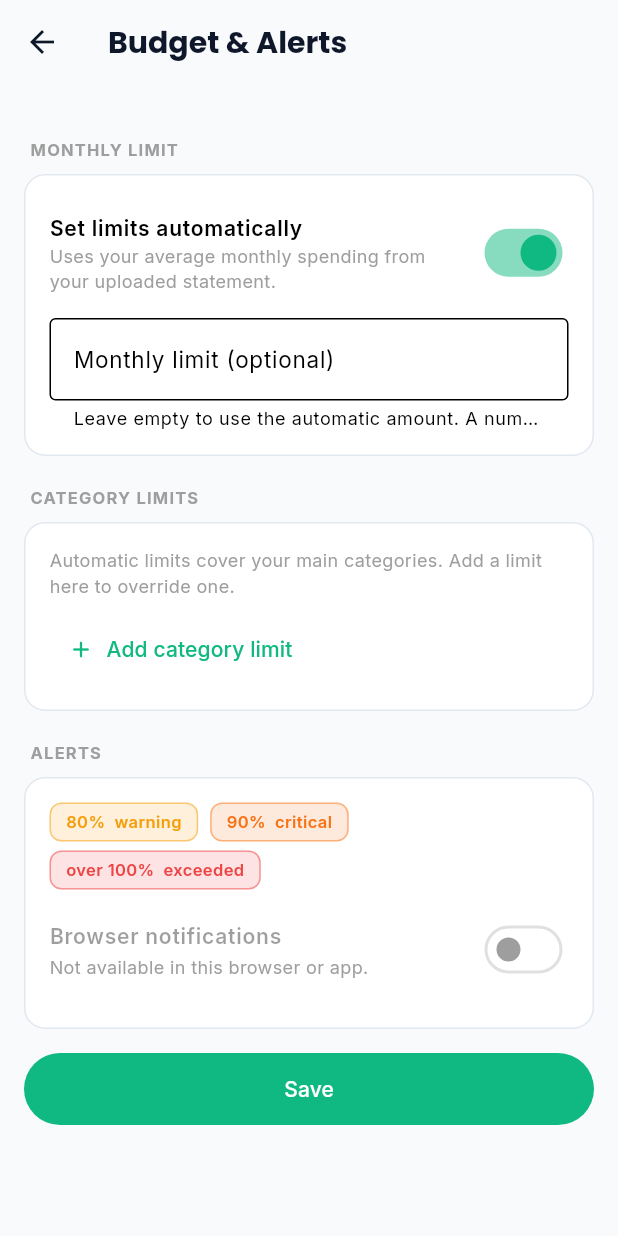
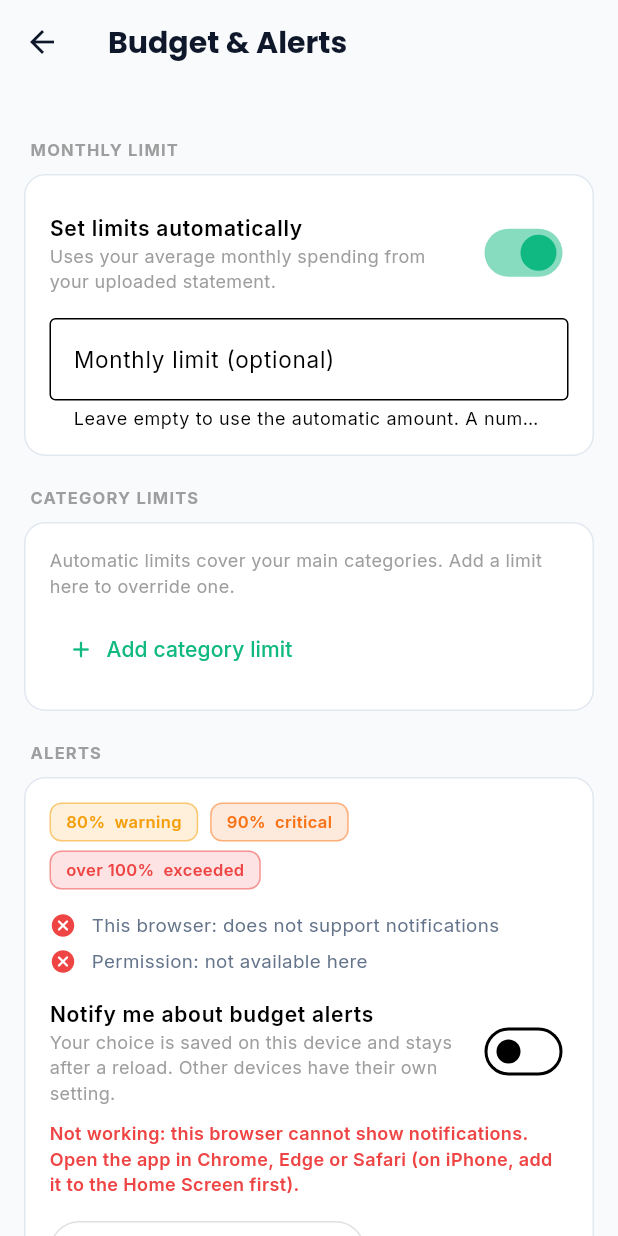
Before and after one commit to DarkWolfHunter007/expenseinsight, a Flutter app: the BudgetSettingsScreen screen opened directly, on a phone screen of 412 x 824 dp. Run offline on Flutter 3.47's test engine with Material 3 defaults, Android fonts, the phone set to English and light mode, and no system bars; our stand-ins replace file_picker, fl_chart, google_fonts, shared_preferences, web; missing offline and left inert: dart:js_interop; accounts and stored records are empty; network calls fail.

Commit message:
feat(notifications): visible notification settings with a persistent toggle
Notifications were silent when they failed. The on/off choice looked unsaved (it showed off whenever
the browser had not granted permission), the test button reported nothing, and phones refuse
`new Notification()` so alerts never appeared there.

- New Notifications card in Budget & Alerts: browser support, permission, the saved toggle,
  an overall "working / not working and why" line, what triggers the next alert, a test button that
  reports its result, and a log of recent alerts (delivered or not)
- The toggle is saved on the device even when permission is missing, so it never jumps back
- Notifications go through the service worker first (works on phones), then the page as a fallback
- An alert that could not be shown is not marked as sent, so it is retried on the next refresh
- Tests for the toggle persisting, the status text, the log and the "next alert" wording

Co-Authored-By: Claude Sonnet 5.5 <noreply@anthropic.com>

```diff
--- a/mobile/flutter_app/lib/screens/budget_settings_screen.dart
+++ b/mobile/flutter_app/lib/screens/budget_settings_screen.dart
@@ -6,7 +6,7 @@ import '../config/category_colors.dart';
 import '../models/budget_settings_model.dart';
 import '../providers/analytics_provider.dart';
 import '../providers/budget_provider.dart';
-import '../services/budget_notification_service.dart';
+import '../widgets/notification_settings_card.dart';
 
 class _LimitRow {
   String category;
@@ -25,10 +25,8 @@ class BudgetSettingsScreen extends StatefulWidget {
 class _BudgetSettingsScreenState extends State<BudgetSettingsScreen> {
   final _monthlyController = TextEditingController();
   final List<_LimitRow> _rows = [];
-  final _notifications = BudgetNotificationService.instance;
 
   bool _auto = true;
-  bool _notificationsOn = false;
   bool _ready = false;
   String? _error;
 
@@ -55,7 +53,6 @@ class _BudgetSettingsScreenState extends State<BudgetSettingsScreen> {
   Future<void> _load() async {
     final provider = context.read<BudgetProvider>();
     await provider.fetchSettings();
-    final enabled = await _notifications.isEnabled();
     if (!mounted) return;
     final s = provider.settings;
     setState(() {
@@ -64,7 +61,6 @@ class _BudgetSettingsScreenState extends State<BudgetSettingsScreen> {
       _rows
         ..clear()
         ..addAll(s.categoryLimits.entries.map((e) => _LimitRow(e.key, e.value.toStringAsFixed(0))));
-      _notificationsOn = enabled && _notifications.permission == 'granted';
       _ready = true;
     });
   }
@@ -116,19 +112,6 @@ class _BudgetSettingsScreenState extends State<BudgetSettingsScreen> {
       navigator.pop();
     } else {
       setState(() => _error = budget.errorMessage ?? 'Could not save. Please try again.');
-    }
-  }
-
-  Future<void> _toggleNotifications(bool value) async {
-    final result = await _notifications.setEnabled(value);
-    if (!mounted) return;
-    setState(() => _notificationsOn = result);
-    if (value && !result) {
-      ScaffoldMessenger.of(context).showSnackBar(
-        const SnackBar(content: Text('Notifications are blocked. Allow them for this site in your browser settings.')),
-      );
-    } else if (result) {
-      _notifications.sendTest();
     }
   }
 
@@ -244,21 +227,8 @@ class _BudgetSettingsScreenState extends State<BudgetSettingsScreen> {
                           _TierChip('over 100%  exceeded', Color(0xFFEF4444)),
                         ],
                       ),
-                      const SizedBox(height: 4),
-                      SwitchListTile(
-                        contentPadding: EdgeInsets.zero,
-                        value: _notificationsOn,
-                        activeThumbColor: const Color(0xFF10B981),
-                        onChanged: _notifications.supported ? _toggleNotifications : null,
-                        title: Text('Browser notifications',
-                            style: GoogleFonts.inter(fontSize: 14, fontWeight: FontWeight.w600)),
-                        subtitle: Text(
-                          _notifications.supported
-                              ? 'Get a notification the first time you reach each level in a month.'
-                              : 'Not available in this browser or app.',
-                          style: GoogleFonts.inter(fontSize: 12, color: Colors.grey),
-                        ),
-                      ),
+                      const SizedBox(height: 12),
+                      NotificationSettingsCard(summary: summary),
                     ],
                   ),
                 ),
--- a/mobile/flutter_app/lib/services/browser_notification_stub.dart
+++ b/mobile/flutter_app/lib/services/browser_notification_stub.dart
@@ -6,4 +6,5 @@ String browserNotificationPermission() => 'unsupported';
 
 Future<String> requestBrowserNotificationPermission() async => 'unsupported';
 
-void showBrowserNotification(String title, String body) {}
+Future<String?> showBrowserNotification(String title, String body) async =>
+    'Notifications are only available in a web browser.';
--- a/mobile/flutter_app/lib/services/budget_notification_service.dart
+++ b/mobile/flutter_app/lib/services/budget_notification_service.dart
@@ -1,3 +1,5 @@
+import 'dart:convert';
+
 import 'package:flutter/foundation.dart';
 import 'package:shared_preferences/shared_preferences.dart';
 
@@ -59,16 +61,77 @@ class BudgetAlertPlanner {
     }
     return alerts;
   }
+
+  /// What the user can expect next, in plain words, for the settings screen.
+  static String describeNext(AnalyticsSummaryModel summary) {
+    if (summary.budgetStatus == 'none' || summary.monthlyBudget <= 0) {
+      return 'No budget is set yet, so there is nothing to alert on.';
+    }
+    final limit = summary.monthlyBudget;
+    switch (summary.budgetStatus) {
+      case 'on_track':
+        return 'You are on track (${summary.budgetUsedPct.toStringAsFixed(0)}% used), so no alert is due yet. '
+            'You will be notified at 80% (${_money(limit * 0.8)}), 90% (${_money(limit * 0.9)}) '
+            'and when you pass ${_money(limit)}.';
+      case 'warning':
+        return 'Past 80% (${_money(summary.budgetSpent)} of ${_money(limit)}). Next alerts: 90% (${_money(limit * 0.9)}) '
+            'and when you pass ${_money(limit)}.';
+      case 'critical':
+        return 'Past 90% (${_money(summary.budgetSpent)} of ${_money(limit)}). Next alert: when you pass ${_money(limit)}.';
+      default:
+        return 'Over budget (${_money(summary.budgetSpent)} of ${_money(limit)}). All of this month\'s alerts have fired.';
+    }
+  }
 }
 
-/// Shows browser notifications when a budget tier is crossed. Off until the user turns it on in
-/// Budget & Alerts and grants the browser permission.
+/// One line of the alert log: what was sent (or why it was not) and when.
+class NotificationLogEntry {
+  final DateTime time;
+  final String title;
+  final bool delivered;
+  final String? problem;
+
+  const NotificationLogEntry({required this.time, required this.title, required this.delivered, this.problem});
+
+  Map<String, dynamic> toJson() =>
+      {'t': time.toIso8601String(), 'title': title, 'ok': delivered, if (problem != null) 'problem': problem};
+
+  factory NotificationLogEntry.fromJson(Map<String, dynamic> json) => NotificationLogEntry(
+        time: DateTime.tryParse(json['t'] ?? '') ?? DateTime.now(),
+        title: json['title'] ?? '',
+        delivered: json['ok'] ?? false,
+        problem: json['problem'],
+      );
+}
+
+/// Browser state the settings screen shows, read in one go.
+class NotificationStatus {
+  final bool supported;
+  final String permission; // granted | denied | default | unsupported
+  final bool enabled; // the saved on/off choice, independent of the browser permission
+  final List<NotificationLogEntry> log;
+
+  const NotificationStatus({
+    required this.supported,
+    required this.permission,
+    required this.enabled,
+    required this.log,
+  });
+
+  /// True only when an alert would really be shown: wanted, supported and allowed.
+  bool get working => enabled && supported && permission == 'granted';
+}
+
+/// Shows browser notifications when a budget tier is crossed. The on/off choice is saved on this
+/// browser and survives reloads; the browser's own permission is separate and shown next to it.
 class BudgetNotificationService {
   static final BudgetNotificationService instance = BudgetNotificationService._();
   BudgetNotificationService._();
 
   static const enabledKey = 'budget_notifications_enabled';
   static const sentKey = 'budget_notifications_sent';
+  static const logKey = 'budget_notifications_log';
+  static const _maxLog = 8;
 
   bool get supported => browser.browserNotificationsSupported;
   String get permission => browser.browserNotificationPermission();
@@ -82,26 +145,64 @@ class BudgetNotificationService {
     }
   }
 
-  /// Turns notifications on (asking the browser for permission) or off. Returns the resulting state.
-  Future<bool> setEnabled(bool enabled) async {
-    var result = enabled;
-    if (enabled) {
-      var perm = permission;
-      if (perm == 'default') perm = await browser.requestBrowserNotificationPermission();
-      result = perm == 'granted';
-    }
+  Future<List<NotificationLogEntry>> readLog() async {
     try {
       final prefs = await SharedPreferences.getInstance();
-      await prefs.setBool(enabledKey, result);
-    } catch (_) {}
-    return result;
+      final raw = prefs.getStringList(logKey) ?? [];
+      return raw.map((e) => NotificationLogEntry.fromJson(json.decode(e))).toList();
+    } catch (_) {
+      return [];
+    }
   }
 
-  void sendTest() {
-    browser.showBrowserNotification('ExpenseInsight alerts are on', 'You\'ll be notified at 80%, 90% and when you exceed your budget.');
+  Future<NotificationStatus> status() async => NotificationStatus(
+        supported: supported,
+        permission: permission,
+        enabled: await isEnabled(),
+        log: await readLog(),
+      );
+
+  Future<void> _record(NotificationLogEntry entry) async {
+    try {
+      final prefs = await SharedPreferences.getInstance();
+      final raw = prefs.getStringList(logKey) ?? [];
+      raw.insert(0, json.encode(entry.toJson()));
+      await prefs.setStringList(logKey, raw.take(_maxLog).toList());
+    } catch (_) {}
   }
 
-  /// Fires any alerts that are newly due for [summary]. Never throws.
+  /// Saves the on/off choice. It is saved even when the browser permission is missing, so the toggle
+  /// never jumps back; turning it on also asks the browser for permission if that has not been asked.
+  Future<void> setEnabled(bool enabled) async {
+    try {
+      final prefs = await SharedPreferences.getInstance();
+      await prefs.setBool(enabledKey, enabled);
+    } catch (_) {}
+    if (enabled && supported && permission == 'default') {
+      await browser.requestBrowserNotificationPermission();
+    }
+  }
+
+  /// Asks the browser for permission (it may show a prompt). Returns the resulting permission.
+  Future<String> requestPermission() => browser.requestBrowserNotificationPermission();
+
+  /// Sends a test notification. Returns null on success, or what went wrong.
+  Future<String?> sendTest() async {
+    final problem = await browser.showBrowserNotification(
+      'ExpenseInsight test notification',
+      'If you can read this, budget alerts will reach you at 80%, 90% and when you pass your limit.',
+    );
+    await _record(NotificationLogEntry(
+      time: DateTime.now(),
+      title: 'Test notification',
+      delivered: problem == null,
+      problem: problem,
+    ));
+    return problem;
+  }
+
+  /// Fires any alerts that are newly due for [summary]. Never throws. An alert that could not be shown
+  /// is not marked as sent, so it is tried again the next time the dashboard refreshes.
   Future<void> maybeNotify(AnalyticsSummaryModel summary) async {
     try {
       if (!supported || permission != 'granted' || !await isEnabled()) return;
@@ -109,10 +210,15 @@ class BudgetNotificationService {
       final month = summary.budgetMonth ?? '';
       final sent = (prefs.getStringList(sentKey) ?? []).where((k) => k.startsWith('$month|')).toSet();
 
-      final due = BudgetAlertPlanner.plan(summary, sent);
-      for (final alert in due) {
-        browser.showBrowserNotification(alert.title, alert.body);
-        sent.add(alert.key);
+      for (final alert in BudgetAlertPlanner.plan(summary, sent)) {
+        final problem = await browser.showBrowserNotification(alert.title, alert.body);
+        await _record(NotificationLogEntry(
+          time: DateTime.now(),
+          title: alert.title,
+          delivered: problem == null,
+          problem: problem,
+        ));
+        if (problem == null) sent.add(alert.key);
       }
       await prefs.setStringList(sentKey, sent.toList());
     } catch (e) {
--- /dev/null
+++ b/mobile/flutter_app/lib/widgets/notification_settings_card.dart
@@ -0,0 +1,246 @@
+import 'package:flutter/material.dart';
+import 'package:google_fonts/google_fonts.dart';
+import 'package:intl/intl.dart';
+
+import '../models/analytics_model.dart';
+import '../services/budget_notification_service.dart';
+
+/// Notification settings with everything visible: whether this browser can show notifications, whether
+/// it has allowed them, the saved on/off choice, what will trigger the next alert, a test button that
+/// reports the result, and a log of recent alerts.
+class NotificationSettingsCard extends StatefulWidget {
+  final AnalyticsSummaryModel? summary;
+  final BudgetNotificationService? service;
+
+  const NotificationSettingsCard({super.key, this.summary, this.service});
+
+  @override
+  State<NotificationSettingsCard> createState() => _NotificationSettingsCardState();
+}
+
+class _NotificationSettingsCardState extends State<NotificationSettingsCard> {
+  late final BudgetNotificationService _service = widget.service ?? BudgetNotificationService.instance;
+  NotificationStatus? _status;
+  String? _testMessage;
+  bool _testOk = false;
+  bool _busy = false;
+
+  @override
+  void initState() {
+    super.initState();
+    _refresh();
+  }
+
+  Future<void> _refresh() async {
+    final status = await _service.status();
+    if (mounted) setState(() => _status = status);
+  }
+
+  Future<void> _toggle(bool value) async {
+    setState(() => _busy = true);
+    await _service.setEnabled(value);
+    await _refresh();
+    if (mounted) setState(() => _busy = false);
+  }
+
+  Future<void> _allow() async {
+    setState(() => _busy = true);
+    await _service.requestPermission();
+    await _refresh();
+    if (mounted) setState(() => _busy = false);
+  }
+
+  Future<void> _test() async {
+    setState(() {
+      _busy = true;
+      _testMessage = null;
+    });
+    final problem = await _service.sendTest();
+    await _refresh();
+    if (!mounted) return;
+    setState(() {
+      _busy = false;
+      _testOk = problem == null;
+      _testMessage = problem ??
+          'Sent. It should appear now. If you cannot see it, check that your device is not in Do Not Disturb / Focus mode.';
+    });
+  }
+
+  @override
+  Widget build(BuildContext context) {
+    final status = _status;
+    if (status == null) {
+      return const Padding(
+        padding: EdgeInsets.all(12),
+        child: Center(child: SizedBox(width: 20, height: 20, child: CircularProgressIndicator(strokeWidth: 2))),
+      );
+    }
+
+    final permissionRow = _permissionRow(status);
+    return Column(
+      crossAxisAlignment: CrossAxisAlignment.start,
+      children: [
+        _statusRow(
+          status.supported ? Icons.check_circle_rounded : Icons.cancel_rounded,
+          status.supported ? const Color(0xFF10B981) : const Color(0xFFEF4444),
+          'This browser: ${status.supported ? 'supports notifications' : 'does not support notifications'}',
+        ),
+        permissionRow,
+        const SizedBox(height: 4),
+        SwitchListTile(
+          contentPadding: EdgeInsets.zero,
+          value: status.enabled,
+          activeThumbColor: const Color(0xFF10B981),
+          onChanged: _busy ? null : _toggle,
+          title: Text('Notify me about budget alerts',
+              style: GoogleFonts.inter(fontSize: 14, fontWeight: FontWeight.w600)),
+          subtitle: Text(
+            'Your choice is saved on this device and stays after a reload. Other devices have their own setting.',
+            style: GoogleFonts.inter(fontSize: 12, color: Colors.grey),
+          ),
+        ),
+        _verdict(status),
+        if (widget.summary != null) ...[
+          const SizedBox(height: 10),
+          Text(
+            BudgetAlertPlanner.describeNext(widget.summary!),
+            style: GoogleFonts.inter(fontSize: 12, color: Colors.grey),
+          ),
+        ],
+        const SizedBox(height: 12),
+        Wrap(
+          spacing: 8,
+          runSpacing: 8,
+          children: [
+            OutlinedButton.icon(
+              onPressed: (_busy || !status.supported) ? null : _test,
+              icon: const Icon(Icons.notifications_active_outlined, size: 18),
+              label: const Text('Send test notification'),
+            ),
+            IconButton(
+              onPressed: _busy ? null : _refresh,
+              tooltip: 'Refresh status',
+              icon: const Icon(Icons.refresh_rounded, size: 20),
+            ),
+          ],
+        ),
+        if (_testMessage != null)
+          Padding(
+            padding: const EdgeInsets.only(top: 8),
+            child: Text(
+              _testMessage!,
+              style: GoogleFonts.inter(
+                fontSize: 12,
+                color: _testOk ? const Color(0xFF10B981) : const Color(0xFFEF4444),
+              ),
+            ),
+          ),
+        if (status.log.isNotEmpty) ...[
+          const SizedBox(height: 14),
+          Text('RECENT ALERTS',
+              style: GoogleFonts.inter(fontSize: 10, fontWeight: FontWeight.bold, letterSpacing: 0.8, color: Colors.grey)),
+          const SizedBox(height: 6),
+          for (final entry in status.log.take(5)) _logRow(entry),
+        ],
+      ],
+    );
+  }
+
+  Widget _permissionRow(NotificationStatus status) {
+    switch (status.permission) {
+      case 'granted':
+        return _statusRow(Icons.check_circle_rounded, const Color(0xFF10B981), 'Permission: allowed');
+      case 'denied':
+        return Column(
+          crossAxisAlignment: CrossAxisAlignment.start,
+          children: [
+            _statusRow(Icons.block_rounded, const Color(0xFFEF4444), 'Permission: blocked in this browser'),
+            Padding(
+              padding: const EdgeInsets.only(left: 28, bottom: 4),
+              child: Text(
+                'Allow notifications for this site: click the lock or settings icon next to the address bar, '
+                'open Site settings, and set Notifications to Allow. Then press the refresh button below.',
+                style: GoogleFonts.inter(fontSize: 11, color: Colors.grey),
+              ),
+            ),
+          ],
+        );
+      case 'default':
+        return Column(
+          crossAxisAlignment: CrossAxisAlignment.start,
+          children: [
+            _statusRow(Icons.help_outline_rounded, const Color(0xFFF59E0B), 'Permission: not asked yet'),
+            Padding(
+              padding: const EdgeInsets.only(left: 24),
+              child: TextButton(onPressed: _busy ? null : _allow, child: const Text('Allow notifications')),
+            ),
+          ],
+        );
+      default:
+        return _statusRow(Icons.cancel_rounded, const Color(0xFFEF4444), 'Permission: not available here');
+    }
+  }
+
+  Widget _verdict(NotificationStatus status) {
+    final String text;
+    final Color color;
+    if (status.working) {
+      text = 'Notifications are on and will be shown.';
+      color = const Color(0xFF10B981);
+    } else if (!status.supported) {
+      text = 'Not working: this browser cannot show notifications. Open the app in Chrome, Edge or Safari '
+          '(on iPhone, add it to the Home Screen first).';
+      color = const Color(0xFFEF4444);
+    } else if (status.permission == 'denied') {
+      text = 'Not working: the browser has blocked notifications for this site.';
+      color = const Color(0xFFEF4444);
+    } else if (status.permission == 'default') {
+      text = 'Not working yet: allow notifications above.';
+      color = const Color(0xFFF59E0B);
+    } else {
+      text = 'Off: turn the switch on to receive budget alerts. The banners on the dashboard always work.';
+      color = Colors.grey;
+    }
+    return Padding(
+      padding: const EdgeInsets.only(top: 2),
+      child: Text(text, style: GoogleFonts.inter(fontSize: 12, fontWeight: FontWeight.w600, color: color)),
+    );
+  }
+
+  Widget _statusRow(IconData icon, Color color, String text) {
+    return Padding(
+      padding: const EdgeInsets.symmetric(vertical: 3),
+      child: Row(
+        children: [
+          Icon(icon, size: 18, color: color),
+          const SizedBox(width: 10),
+          Expanded(child: Text(text, style: GoogleFonts.inter(fontSize: 12.5))),
+        ],
+      ),
+    );
+  }
+
+  Widget _logRow(NotificationLogEntry entry) {
+    final when = DateFormat('d MMM, h:mm a').format(entry.time);
+    return Padding(
+      padding: const EdgeInsets.symmetric(vertical: 2),
+      child: Row(
+        crossAxisAlignment: CrossAxisAlignment.start,
+        children: [
+          Icon(
+            entry.delivered ? Icons.check_rounded : Icons.close_rounded,
+            size: 15,
+            color: entry.delivered ? const Color(0xFF10B981) : const Color(0xFFEF4444),
+          ),
+          const SizedBox(width: 8),
+          Expanded(
+            child: Text(
+              '$when  ${entry.title}${entry.delivered ? '' : '  (not shown: ${entry.problem ?? 'unknown'})'}',
+              style: GoogleFonts.inter(fontSize: 11, color: Colors.grey),
+            ),
+          ),
+        ],
+      ),
+    );
+  }
+}
```
Also changed, not shown: mobile/flutter_app/lib/services/browser_notification_web.dart (+49 -7 lines), 1 other file.
